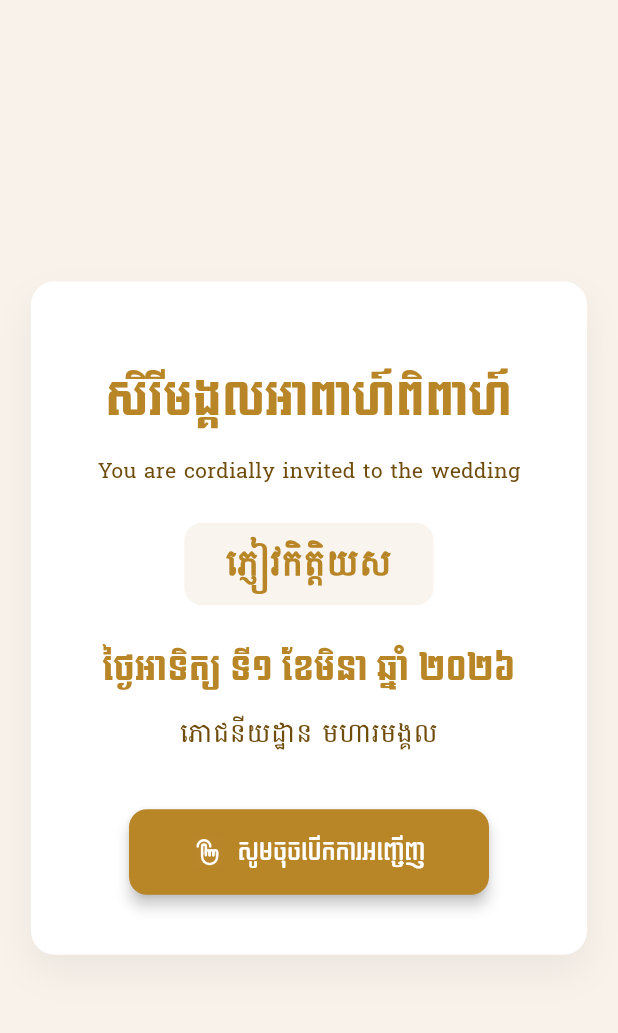
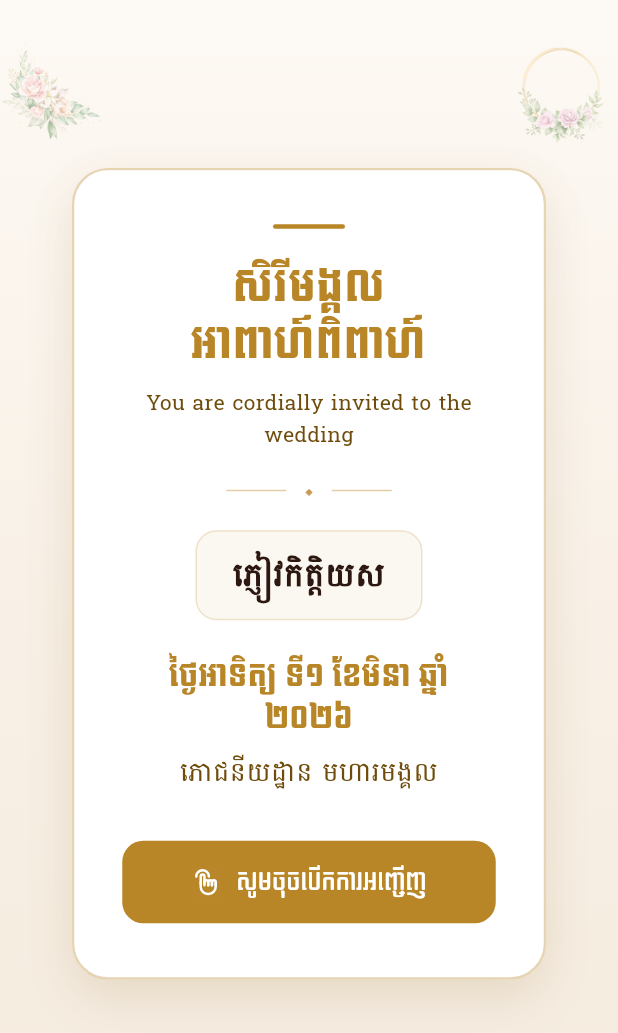
Before and after one commit to viboltep/Kimleng-Chunna-Wedding, a Flutter app: the screen it shows after launch, on a phone screen of 412 x 824 dp. Shown: the top 1033 px of the screen. Run offline on Flutter 3.47's test engine with Material 3 defaults, Android fonts, the phone set to English and light mode, and no system bars; our stand-ins replace audioplayers, flutter_animate, flutter_svg, iconsax, share_plus, shimmer and 1 more; missing offline and left inert: dart:html, dart:ui_web.

Commit message:
update welcome screen with new design

```diff
--- a/kimleng_chunna_wedding/lib/main.dart
+++ b/kimleng_chunna_wedding/lib/main.dart
@@ -2,14 +2,9 @@ import 'package:flutter/material.dart';
 import 'theme/wedding_theme.dart';
 import 'widgets/home_screen.dart';
 import 'widgets/welcome_card.dart';
-import 'services/web_music_service.dart';
 
 void main() async {
   WidgetsFlutterBinding.ensureInitialized();
-
-  // Start background music when app initializes
-  await WebMusicService().startBackgroundMusic();
-
   runApp(const WeddingApp());
 }
 
--- a/kimleng_chunna_wedding/lib/services/web_music_service.dart
+++ b/kimleng_chunna_wedding/lib/services/web_music_service.dart
@@ -134,7 +134,7 @@ class WebMusicService {
           '🔄 Music service not initialized, starting initialization...',
         );
         await startBackgroundMusic();
-        return;
+        // Fall through to play (user just triggered this from Open Invitation)
       }
 
       if (_audioElement != null) {
--- a/kimleng_chunna_wedding/lib/widgets/home_screen.dart
+++ b/kimleng_chunna_wedding/lib/widgets/home_screen.dart
@@ -349,10 +349,14 @@ class _HomeScreenState extends State<HomeScreen> {
     super.initState();
     _playing = WebMusicService().isPlaying;
     _startCountdown();
-    // Ensure music starts when arriving on Home after user interaction.
-    WebMusicService().resumeBackgroundMusic().then((_) {
-      setState(() {
-        _playing = WebMusicService().isPlaying;
+    // Sync play state after a short delay (music may have just started from Open Invitation tap)
+    WidgetsBinding.instance.addPostFrameCallback((_) {
+      Future.delayed(const Duration(milliseconds: 300), () {
+        if (!mounted) return;
+        final nowPlaying = WebMusicService().isPlaying;
+        if (nowPlaying != _playing) {
+          setState(() => _playing = nowPlaying);
+        }
       });
     });
   }
--- a/kimleng_chunna_wedding/lib/widgets/welcome_card.dart
+++ b/kimleng_chunna_wedding/lib/widgets/welcome_card.dart
@@ -4,8 +4,8 @@ import 'package:flutter/material.dart';
 import 'package:flutter_svg/flutter_svg.dart';
 import 'package:http/http.dart' as http;
 import 'package:shimmer/shimmer.dart';
+import '../constants/assets.dart';
 import '../services/web_music_service.dart';
-import '../theme/wedding_theme.dart';
 
 /// Figma-inspired welcome gate shown before entering the main invitation.
 class WelcomeCard extends StatefulWidget {
@@ -215,82 +215,153 @@ class _WelcomeCardState extends State<WelcomeCard> {
 
   @override
   Widget build(BuildContext context) {
-    const backgroundColor = Color(0xFFF8F2EB); // from Figma frame background
-    const accentColor = Color(0xFFB88527); // dominant gold/brown accents
-    const secondaryText = Color(0xFF6F4C0B);
+    const gold = Color(0xFFB88527);
+    const warmBrown = Color(0xFF6F4C0B);
+    const deepBrown = Color(0xFF2C1810);
 
     return Scaffold(
-      backgroundColor: backgroundColor,
-      body: Center(
+      body: Container(
+        width: double.infinity,
+        height: double.infinity,
+        decoration: const BoxDecoration(
+          gradient: LinearGradient(
+            begin: Alignment.topCenter,
+            end: Alignment.bottomCenter,
+            colors: [
+              Color(0xFFFDF9F4),
+              Color(0xFFF8F0E6),
+              Color(0xFFF5EBDE),
+            ],
+          ),
+        ),
+        child: SafeArea(
           child: LayoutBuilder(
             builder: (context, constraints) {
-            final maxCardWidth = constraints.maxWidth < 900
-                ? constraints.maxWidth * 0.9
-                : 820.0;
+              final isNarrow = constraints.maxWidth < 400;
+              final cardPadding = isNarrow ? 20.0 : 32.0;
 
-            return Container(
-              width: maxCardWidth,
-              padding: const EdgeInsets.symmetric(horizontal: 32, vertical: 40),
+              return SingleChildScrollView(
+                child: ConstrainedBox(
+                  constraints: BoxConstraints(minHeight: constraints.maxHeight - MediaQuery.paddingOf(context).vertical),
+                  child: IntrinsicHeight(
+                    child: Column(
+                      children: [
+                        const SizedBox(height: 24),
+                        // Decorative top florals
+                        Row(
+                          mainAxisAlignment: MainAxisAlignment.spaceBetween,
+                          children: [
+                            _decoFlower(Assets.flower1),
+                            _decoFlower('assets/images/flower2.png'),
+                          ],
+                        ),
+                        const SizedBox(height: 16),
+                        // Invitation card
+                        Padding(
+                          padding: EdgeInsets.symmetric(horizontal: isNarrow ? 16 : 40),
+                          child: Container(
+                            width: double.infinity,
+                            constraints: const BoxConstraints(maxWidth: 440),
+                            margin: const EdgeInsets.symmetric(horizontal: 8),
+                            padding: EdgeInsets.symmetric(horizontal: cardPadding, vertical: 36),
                             decoration: BoxDecoration(
                               color: Colors.white,
-                borderRadius: BorderRadius.circular(16),
+                              borderRadius: BorderRadius.circular(24),
                               boxShadow: [
                                 BoxShadow(
-                    color: Colors.black.withValues(alpha: 0.05),
-                    blurRadius: 20,
-                    offset: const Offset(0, 12),
+                                  color: gold.withValues(alpha: 0.12),
+                                  blurRadius: 24,
+                                  offset: const Offset(0, 8),
+                                ),
+                                BoxShadow(
+                                  color: Colors.black.withValues(alpha: 0.04),
+                                  blurRadius: 32,
+                                  offset: const Offset(0, 16),
                                 ),
                               ],
+                              border: Border.all(
+                                color: gold.withValues(alpha: 0.35),
+                                width: 1.5,
+                              ),
                             ),
                             child: Column(
                               mainAxisSize: MainAxisSize.min,
                               crossAxisAlignment: CrossAxisAlignment.center,
                               children: [
+                                // Gold accent line
+                                Container(
+                                  width: 48,
+                                  height: 3,
+                                  decoration: BoxDecoration(
+                                    color: gold,
+                                    borderRadius: BorderRadius.circular(2),
+                                  ),
+                                ),
                                 const SizedBox(height: 20),
-                  // Khmer headline
                                 Text(
                                   'សិរីមង្គលអាពាហ៍ពិពាហ៍',
                                   textAlign: TextAlign.center,
                                   style: const TextStyle(
                                     fontFamily: 'Koulen',
-                      fontSize: 30,
+                                    fontSize: 28,
                                     fontWeight: FontWeight.w500,
-                      color: accentColor,
-                      height: 1.3,
+                                    color: gold,
+                                    height: 1.35,
+                                    letterSpacing: 0.5,
                                   ),
                                 ),
-                  const SizedBox(height: 16),
+                                const SizedBox(height: 10),
                                 Text(
                                   'You are cordially invited to the wedding',
                                   textAlign: TextAlign.center,
-                    style: WeddingTextStyles.bodyLarge.copyWith(
-                      color: secondaryText,
-                      fontSize: 14,
+                                  style: TextStyle(
+                                    fontFamily: 'Battambang',
+                                    fontSize: isNarrow ? 13 : 14,
+                                    color: warmBrown,
+                                    height: 1.5,
                                   ),
                                 ),
-                  const SizedBox(height: 24),
+                                const SizedBox(height: 20),
+                                // Decorative divider
+                                Row(
+                                  mainAxisAlignment: MainAxisAlignment.center,
+                                  children: [
+                                    _dividerLine(gold),
+                                    Padding(
+                                      padding: const EdgeInsets.symmetric(horizontal: 12),
+                                      child: Text(
+                                        '◆',
+                                        style: TextStyle(
+                                          fontSize: 8,
+                                          color: gold.withValues(alpha: 0.8),
+                                        ),
+                                      ),
+                                    ),
+                                    _dividerLine(gold),
+                                  ],
+                                ),
+                                const SizedBox(height: 20),
+                                // Guest name
                                 Container(
-                    padding: const EdgeInsets.symmetric(
-                      horizontal: 28,
-                      vertical: 12,
+                                  padding: const EdgeInsets.symmetric(horizontal: 24, vertical: 14),
+                                  decoration: BoxDecoration(
+                                    color: gold.withValues(alpha: 0.06),
+                                    borderRadius: BorderRadius.circular(14),
+                                    border: Border.all(
+                                      color: gold.withValues(alpha: 0.2),
+                                      width: 1,
                                     ),
-                    decoration: BoxDecoration(
-                      color: accentColor.withValues(alpha: 0.08),
-                      borderRadius: BorderRadius.circular(12),
                                   ),
-                    child: Column(
-                      children: [
-                        //Guest Name with Shimmer
-                        _loading
+                                  child: _loading
                                       ? Shimmer.fromColors(
-                                baseColor: accentColor.withValues(alpha: 0.2),
-                                highlightColor: accentColor.withValues(alpha: 0.4),
+                                          baseColor: gold.withValues(alpha: 0.2),
+                                          highlightColor: gold.withValues(alpha: 0.4),
                                           period: const Duration(milliseconds: 1200),
                                           child: Container(
-                                  width: 200,
-                                  height: 36,
+                                            width: 180,
+                                            height: 32,
                                             decoration: BoxDecoration(
-                                    color: accentColor.withValues(alpha: 0.3),
+                                              color: gold.withValues(alpha: 0.25),
                                               borderRadius: BorderRadius.circular(8),
                                             ),
                                           ),
@@ -300,68 +371,53 @@ class _WelcomeCardState extends State<WelcomeCard> {
                                           textAlign: TextAlign.center,
                                           style: const TextStyle(
                                             fontFamily: 'Battambang',
-                                  fontSize: 24,
+                                            fontSize: 22,
                                             fontWeight: FontWeight.w600,
-                                  color: accentColor,
-                                  height: 1.3,
+                                            color: deepBrown,
+                                            height: 1.35,
                                           ),
                                         ),
-                      ],
                                 ),
-                  ),
-                  const SizedBox(height: 28),
+                                const SizedBox(height: 24),
                                 Text(
                                   'ថ្ងៃអាទិត្យ ទី១ ខែមិនា ឆ្នាំ ២០២៦',
                                   textAlign: TextAlign.center,
                                   style: const TextStyle(
                                     fontFamily: 'Koulen',
-                      fontSize: 22,
+                                    fontSize: 20,
                                     fontWeight: FontWeight.w500,
-                      color: accentColor,
+                                    color: gold,
                                     height: 1.4,
                                   ),
                                 ),
-                  const SizedBox(height: 12),
+                                const SizedBox(height: 8),
                                 Text(
                                   'ភោជនីយដ្ឋាន មហារមង្គល',
                                   textAlign: TextAlign.center,
-                    style: const TextStyle(
+                                  style: TextStyle(
                                     fontFamily: 'Battambang',
-                      fontSize: 18,
-                      color: secondaryText,
-                      height: 1.6,
+                                    fontSize: isNarrow ? 16 : 18,
+                                    color: warmBrown,
+                                    height: 1.5,
                                   ),
                                 ),
-                  const SizedBox(height: 36),
+                                const SizedBox(height: 32),
                                 SizedBox(
-                    width: 240,
-                    child: ElevatedButton(
+                                  width: double.infinity,
+                                  child: FilledButton(
                                     onPressed: () async {
-                        // Start music after user interaction to avoid autoplay block.
-                        try {
                                       await WebMusicService().resumeBackgroundMusic();
-                        } catch (e, stack) {
-                          debugPrint('❌ resumeBackgroundMusic failed: $e');
-                          debugPrint('$stack');
-                        } finally {
-                          widget.onOpen();
-                        }
+                                      if (context.mounted) widget.onOpen();
                                     },
-                      style: ElevatedButton.styleFrom(
-                        backgroundColor: accentColor,
+                                    style: FilledButton.styleFrom(
+                                      backgroundColor: gold,
                                       foregroundColor: Colors.white,
-                        padding: const EdgeInsets.symmetric(
-                          horizontal: 18,
-                          vertical: 14,
+                                      padding: const EdgeInsets.symmetric(vertical: 16),
+                                      shape: RoundedRectangleBorder(
+                                        borderRadius: BorderRadius.circular(14),
                                       ),
-                        shape: RoundedRectangleBorder(
-                          borderRadius: BorderRadius.circular(12),
-                        ),
-                        textStyle: WeddingTextStyles.button.copyWith(
-                          fontSize: 16,
-                          color: Colors.white,
-                        ),
-                        elevation: 4,
+                                      elevation: 0,
+                                      shadowColor: gold.withValues(alpha: 0.4),
                                     ),
                                     child: Row(
                                       mainAxisAlignment: MainAxisAlignment.center,
@@ -392,10 +448,39 @@ class _WelcomeCardState extends State<WelcomeCard> {
                                 ),
                               ],
                             ),
+                          ),
+                        ),
+                        const SizedBox(height: 32),
+                      ],
+                    ),
+                  ),
+                ),
               );
             },
           ),
         ),
+      ),
+    );
+  }
+
+  Widget _decoFlower(String path) {
+    return Opacity(
+      opacity: 0.55,
+      child: Image.asset(
+        path,
+        width: 72,
+        height: 72,
+        fit: BoxFit.contain,
+        errorBuilder: (_, __, ___) => const SizedBox.shrink(),
+      ),
+    );
+  }
+
+  Widget _dividerLine(Color color) {
+    return Container(
+      width: 40,
+      height: 1,
+      color: color.withValues(alpha: 0.4),
     );
   }
 }
```
Also changed, not shown: 1 other file. Lines whose indentation alone changed are shown as unchanged.
